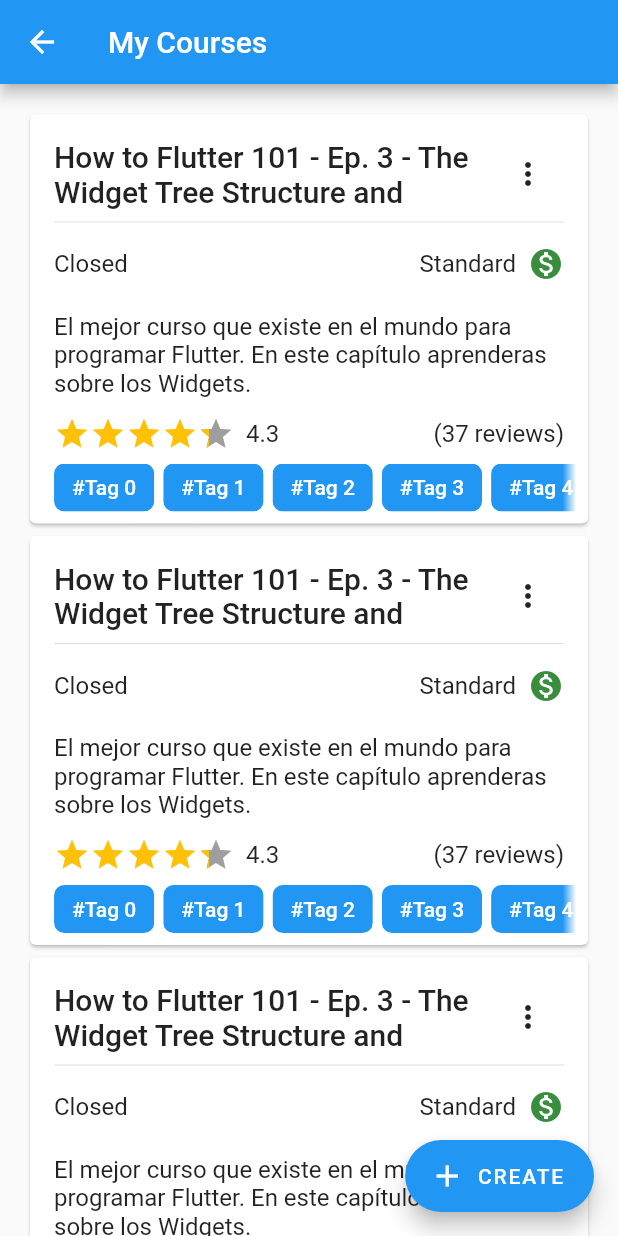
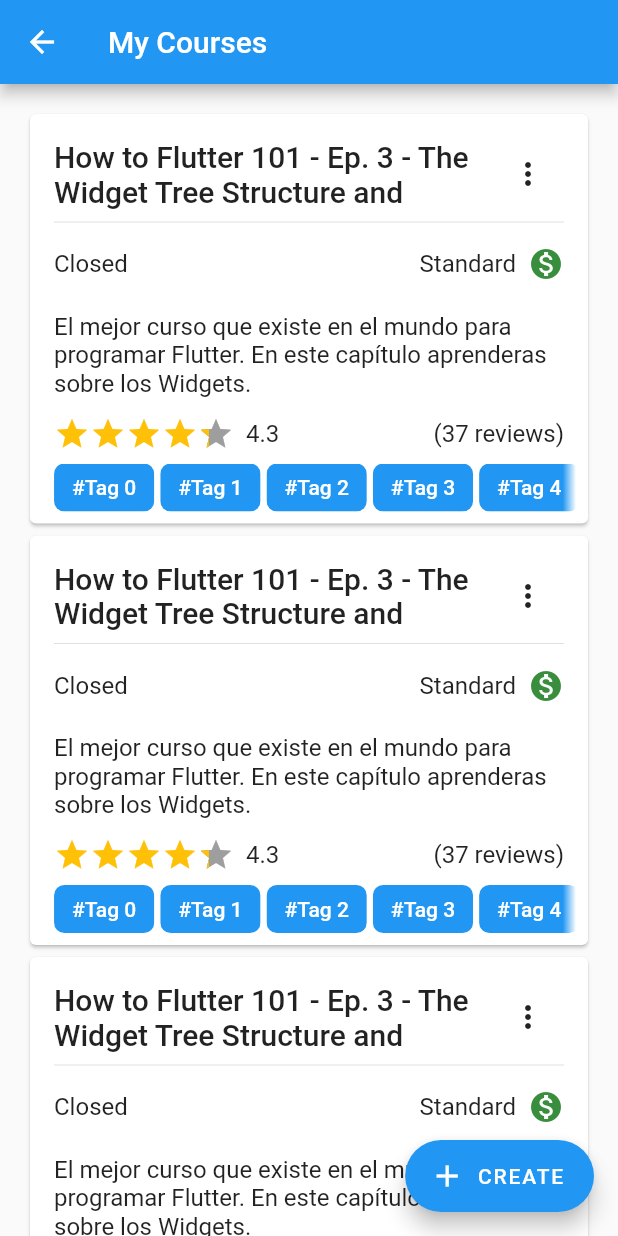
Before and after one commit to fiubademy/FrontUbademy, a Flutter app: the MyCoursesPage screen opened directly, on a phone screen of 412 x 824 dp. Run offline on Flutter 3.47's test engine with Material 2 defaults, Android fonts, the phone set to English and light mode, and no system bars; drawn by our look-alikes of flutter_rating_bar; our stand-ins replace flutter_secure_storage, flutter_signin_button, material_floating_search_bar; accounts and stored records are empty.

Commit message:
[UPDATE] - Added some const

```diff
--- a/fiubademy/lib/src/pages/my_courses.dart
+++ b/fiubademy/lib/src/pages/my_courses.dart
@@ -15,7 +15,7 @@ class MyCoursesPage extends StatelessWidget {
         body: Scrollbar(
           child: ListView.builder(
             padding: const EdgeInsets.all(16.0),
-            itemCount: 5,
+            itemCount: 10,
             itemBuilder: (context, index) => CourseCard(),
           ),
         ),
--- a/fiubademy/lib/src/widgets/course_tags.dart
+++ b/fiubademy/lib/src/widgets/course_tags.dart
@@ -29,8 +29,8 @@ class CourseTags extends StatelessWidget {
         // The color channel is irrelevant using dstOut.
         blendMode: BlendMode.dstOut,
         child: ListView.separated(
-          separatorBuilder: (context, index) => const SizedBox(width: 6.0),
-          padding: EdgeInsets.fromLTRB(8.0, 0, 8.0, 0),
+          separatorBuilder: (context, index) => const SizedBox(width: 4.0),
+          padding: const EdgeInsets.fromLTRB(8.0, 0, 8.0, 0),
           physics: const ClampingScrollPhysics(),
           shrinkWrap: true,
           scrollDirection: Axis.horizontal,
@@ -38,7 +38,7 @@ class CourseTags extends StatelessWidget {
           itemBuilder: (BuildContext context, int index) => Chip(
             label: Text(
               '#Tag $index',
-              style: TextStyle(color: Colors.white),
+              style: const TextStyle(color: Colors.white),
             ),
             backgroundColor: Theme.of(context).colorScheme.secondaryVariant,
             shape: RoundedRectangleBorder(
```
